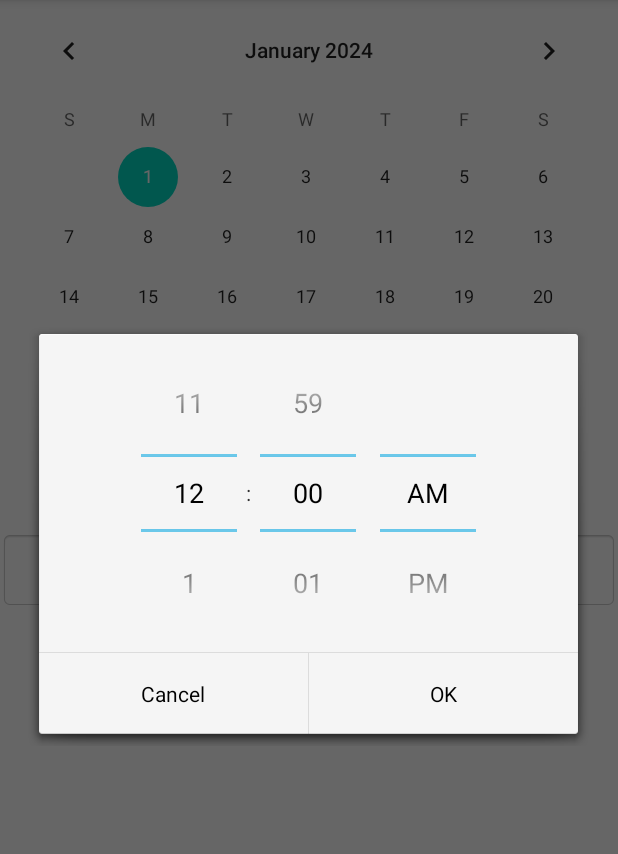
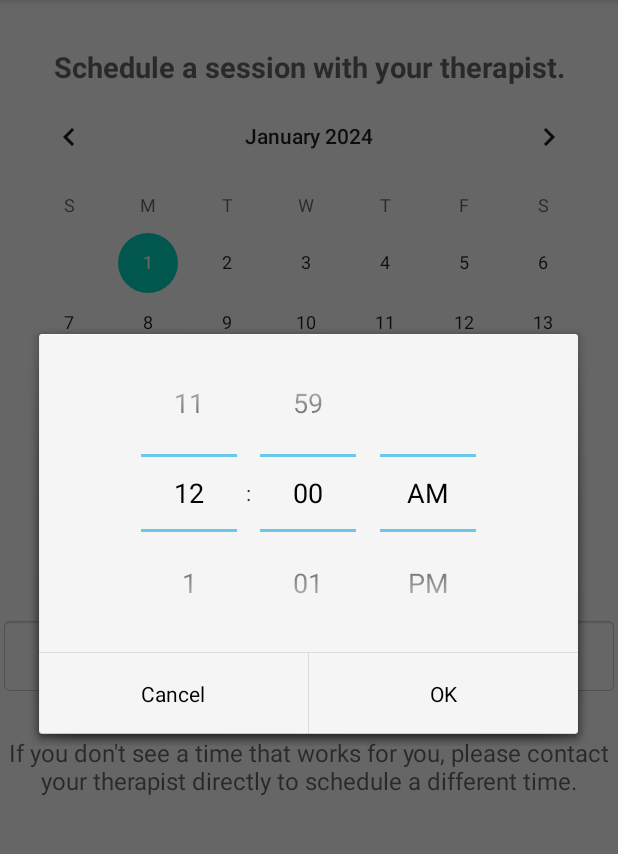
Before and after one commit to akhan130/VRExpo, an Android app: the TherapySchedulerActivity screen opened directly, with no data from a screen before it, after a tap on an icon or button, on a phone screen of 412 x 824 dp, the part 84-938 px from its top. Run offline under Robolectric (Android 15) with nearby library versions, the phone set to English and light mode, and no system bars.

Commit message:
Updates Therapist Scheduler UI

```diff
--- a/app/src/main/res/layout/activity_therapy_scheduler.xml
+++ b/app/src/main/res/layout/activity_therapy_scheduler.xml
@@ -9,6 +9,17 @@
 
     >
 
+    <TextView
+        android:id="@+id/text1"
+        android:layout_width="match_parent"
+        android:layout_height="wrap_content"
+        android:layout_marginTop="16dp"
+        android:drawableTop="@drawable/ic_time"
+        android:drawablePadding="16dp"
+        android:gravity="center"
+        android:hint="Schedule a session with your therapist."
+        android:textSize="19sp"
+        android:textStyle="bold" />
 
     <CalendarView
         android:id="@+id/calendarView"
@@ -29,6 +40,18 @@
         android:background="@android:drawable/editbox_background"
         />
 
+    <TextView
+        android:id="@+id/text2"
+        android:layout_width="match_parent"
+        android:layout_height="wrap_content"
+        android:layout_marginTop="16dp"
+        android:drawableTop="@drawable/ic_time"
+        android:drawablePadding="12dp"
+        android:gravity="center"
+        android:hint="If you don't see a time that works for you, please contact your therapist directly to schedule a different time."
+        android:textSize="16sp"
+        android:textStyle="" />
+
     <!--    Add times as buttons? -->
 <!--    <Button-->
 <!--        android:id="@+id/timeButton"-->
```
